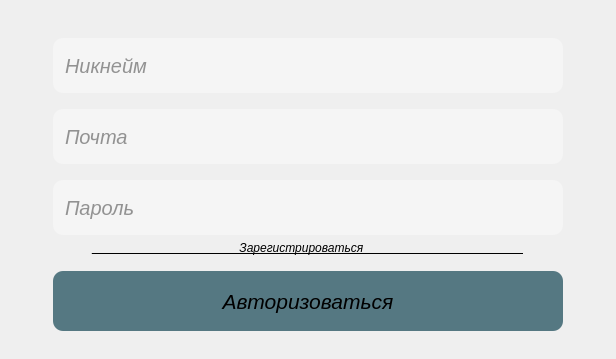
First picture: the form in lab3/LinkDove/loginwidget.ui, repository ElizavetaPa17/LinkDove, before the edit.
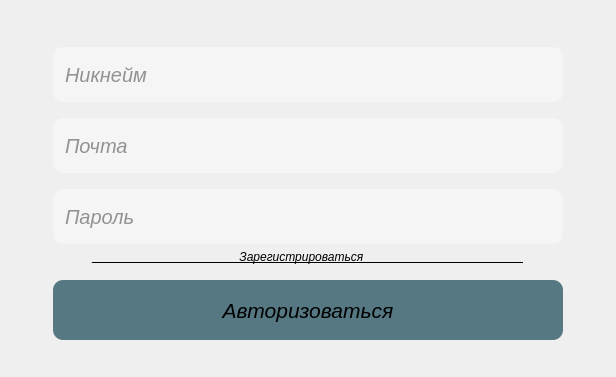
Second picture: the form after the edit. Custom widgets are drawn as their Qt base class.

What changed in the file:
```diff
--- a/lab3/LinkDove/loginwidget.ui
+++ b/lab3/LinkDove/loginwidget.ui
@@ -7,7 +7,7 @@
     <x>0</x>
     <y>0</y>
     <width>616</width>
-    <height>359</height>
+    <height>377</height>
    </rect>
   </property>
   <property name="sizePolicy">
```
